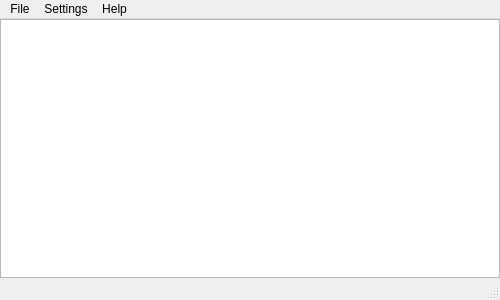
Old version of the form gui/main.ui in the repository IceflowRE/mp3monitoring.
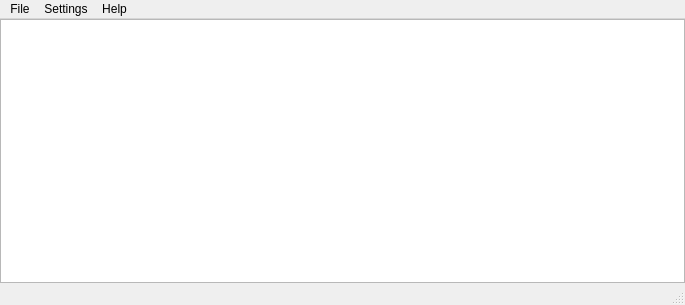
New version of the form. Icons and pictures are not drawn.

The edit to the form file:
```diff
--- a/gui/main.ui
+++ b/gui/main.ui
@@ -9,8 +9,8 @@
    <rect>
     <x>0</x>
     <y>0</y>
-    <width>500</width>
-    <height>300</height>
+    <width>685</width>
+    <height>305</height>
    </rect>
   </property>
   <property name="font">
@@ -106,7 +106,7 @@
     <rect>
      <x>0</x>
      <y>0</y>
-     <width>500</width>
+     <width>685</width>
      <height>23</height>
     </rect>
    </property>
```
Left out of the diff: 6 changed lines with no effect on the pictures.
